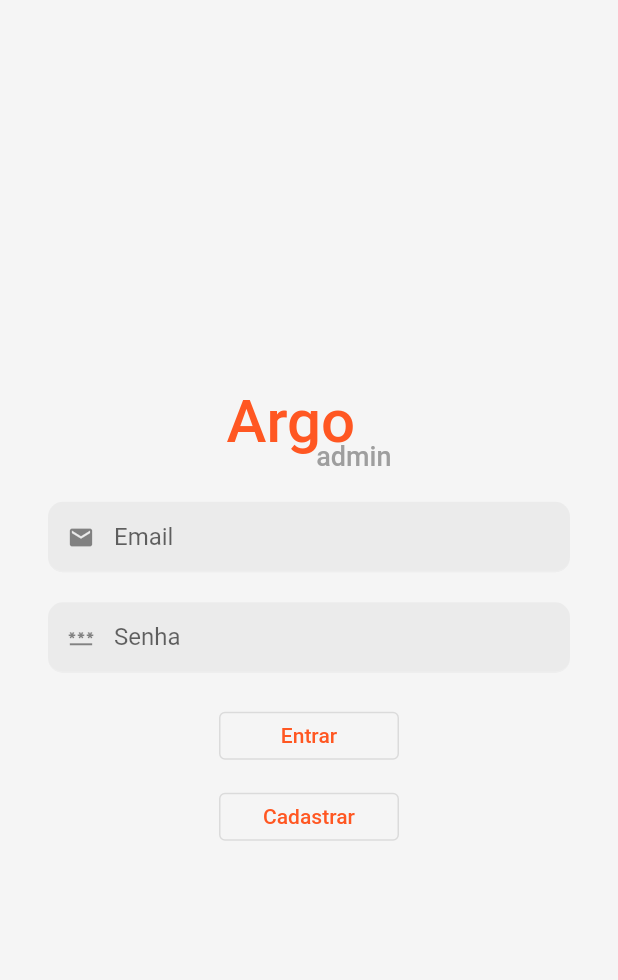
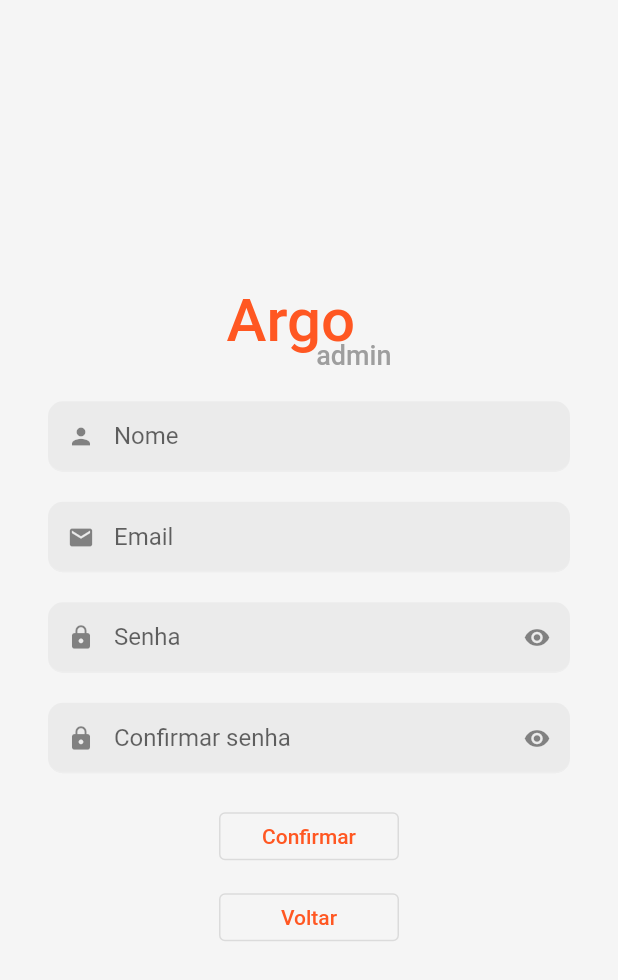
Before and after one commit to Guilherme-so/my_place_admin, a Flutter app: the screen it shows after launch, after a tap on "Cadastrar", on a phone screen of 412 x 824 dp. Shown: the top 980 px of the screen. Run offline on Flutter 3.47's test engine with Material 2 defaults, Android fonts, the phone set to English and light mode, and no system bars; our stand-ins replace firebase_core; accounts and stored records are empty.

Commit message:
adding toogle see password to sign up page

```diff
--- a/lib/pages/sign_in.dart
+++ b/lib/pages/sign_in.dart
@@ -1,5 +1,6 @@
 import 'package:flutter/material.dart';
 import '../widgets/logo.dart';
+import 'sign_up.dart';
 
 class SignInPage extends StatefulWidget {
   const SignInPage({super.key});
@@ -43,7 +44,7 @@ class _SignInPageState extends State<SignInPage> {
               const SizedBox(height: 20),
               TextFormField(
                 decoration: const InputDecoration(
-                  prefixIcon: Icon(Icons.password),
+                  prefixIcon: Icon(Icons.lock),
                   labelText: 'Senha',
                 ),
                 obscureText: true,
@@ -75,7 +76,11 @@ class _SignInPageState extends State<SignInPage> {
               SizedBox(
                 width: 120,
                 child: OutlinedButton(
-                  onPressed: () {},
+                  onPressed: () {
+                    Navigator.of(context).push(MaterialPageRoute(
+                      builder: (_) => const SignUpPage(),
+                    ));
+                  },
                   child: const Text("Cadastrar"),
                 ),
               ),
--- /dev/null
+++ b/lib/pages/sign_up.dart
@@ -0,0 +1,150 @@
+import 'package:flutter/material.dart';
+
+import '../widgets/logo.dart';
+
+class SignUpPage extends StatefulWidget {
+  const SignUpPage({super.key});
+
+  @override
+  State<SignUpPage> createState() => _SignUpPageState();
+}
+
+class _SignUpPageState extends State<SignUpPage> {
+  final _formKey = GlobalKey<FormState>();
+  late String _nome;
+  late String _email;
+  late String _senha;
+  late String _confirmaSenha;
+
+  bool verSenha = true;
+  bool verComfirmaSenha = true;
+
+  @override
+  Widget build(BuildContext context) {
+    return Scaffold(
+        body: Form(
+      key: _formKey,
+      child: SizedBox(
+        child: Padding(
+          padding: const EdgeInsets.all(32),
+          child: Column(
+            mainAxisAlignment: MainAxisAlignment.center,
+            children: [
+              const Logo(),
+              const SizedBox(height: 20),
+              TextFormField(
+                decoration: const InputDecoration(
+                  prefixIcon: Icon(Icons.person),
+                  labelText: 'Nome',
+                ),
+                validator: (value) {
+                  if (value == null || value.isEmpty) {
+                    return 'Preencha seu nome!';
+                  } else {
+                    return null;
+                  }
+                },
+                onSaved: (nome) => _nome = nome!,
+              ),
+              const SizedBox(height: 20),
+              TextFormField(
+                decoration: const InputDecoration(
+                  prefixIcon: Icon(Icons.email),
+                  labelText: 'Email',
+                ),
+                validator: (value) {
+                  if (value == null || value.isEmpty || !value.contains('@')) {
+                    return 'Preencha um email valido!';
+                  } else {
+                    return null;
+                  }
+                },
+                onSaved: (email) => _email = email!,
+              ),
+              const SizedBox(height: 20),
+              TextFormField(
+                decoration: InputDecoration(
+                  prefixIcon: const Icon(Icons.lock),
+                  suffixIcon: IconButton(
+                    icon: const Icon(Icons.remove_red_eye_rounded),
+                    onPressed: () {
+                      setState(() {
+                        verSenha = !verSenha;
+                      });
+                    },
+                  ),
+                  labelText: 'Senha',
+                ),
+                obscureText: verSenha,
+                validator: (value) {
+                  if (value == null || value.isEmpty || value.length < 8) {
+                    return "Insira uma senha valida com pelo menos 8 caracters";
+                  } else {
+                    return null;
+                  }
+                },
+                onChanged: (newValue) => _senha = newValue,
+                onSaved: (senha) => _senha = senha!,
+              ),
+              const SizedBox(height: 20),
+              TextFormField(
+                decoration: InputDecoration(
+                  prefixIcon: const Icon(Icons.lock),
+                  suffixIcon: IconButton(
+                      onPressed: () {
+                        setState(() {
+                          verComfirmaSenha = !verComfirmaSenha;
+                        });
+                      },
+                      icon: const Icon(Icons.remove_red_eye_rounded)),
+                  labelText: 'Confirmar senha',
+                ),
+                obscureText: verComfirmaSenha,
+                validator: (value) => validadeSenha(value!),
+                onSaved: (confirmaSenha) => _confirmaSenha = confirmaSenha!,
+              ),
+              const SizedBox(height: 20),
+              SizedBox(
+                width: 120,
+                child: OutlinedButton(
+                  onPressed: () {
+                    final form = _formKey.currentState!;
+                    if (form.validate()) {
+                      form.save();
+                      print(_nome);
+                      print(_email);
+                      print(_senha);
+                      print(_confirmaSenha);
+                    }
+                  },
+                  child: const Text("Confirmar"),
+                ),
+              ),
+              const SizedBox(height: 10),
+              SizedBox(
+                width: 120,
+                child: OutlinedButton(
+                  onPressed: () {
+                    Navigator.of(context).pop();
+                  },
+                  child: const Text("Voltar"),
+                ),
+              ),
+            ],
+          ),
+        ),
+      ),
+    ));
+  }
+
+  validadeSenha(String confirmSenha) {
+    if (confirmSenha.isEmpty) {
+      return "Confirme sua senha";
+    }
+    if (confirmSenha != _senha) {
+      return 'Senha deve ser igual!';
+    } else {
+      return null;
+    }
+  }
+}
```
